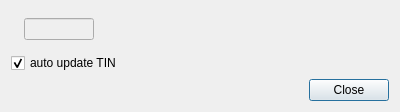
Old version of the form Mesher/tinEditorUi/hdtineditoruidialog.ui in the repository vcloarec/ReosProject.
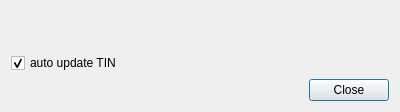
New version of the form.

```diff
--- a/Mesher/tinEditorUi/hdtineditoruidialog.ui
+++ b/Mesher/tinEditorUi/hdtineditoruidialog.ui
@@ -21,54 +21,20 @@
     <layout class="QHBoxLayout" name="layoutAction"/>
    </item>
    <item>
-    <layout class="QHBoxLayout" name="horizontalZpecifier">
-     <item>
-      <widget class="QLabel" name="entryPrefix">
-       <property name="text">
-        <string/>
-       </property>
-      </widget>
+    <layout class="QVBoxLayout" name="zSpecifierLayout"/>
      </item>
      <item>
-      <widget class="QLineEdit" name="lineEdit">
-       <property name="enabled">
-        <bool>false</bool>
-       </property>
-       <property name="maximumSize">
-        <size>
-         <width>70</width>
-         <height>16777215</height>
-        </size>
-       </property>
-       <property name="clearButtonEnabled">
-        <bool>false</bool>
-       </property>
-      </widget>
-     </item>
-     <item>
-      <widget class="QLabel" name="entrySuffix">
-       <property name="text">
-        <string/>
-       </property>
-      </widget>
-     </item>
-     <item>
-      <spacer name="horizontalSpacer">
+    <spacer name="verticalSpacer">
        <property name="orientation">
-        <enum>Qt::Horizontal</enum>
+      <enum>Qt::Vertical</enum>
        </property>
        <property name="sizeHint" stdset="0">
         <size>
-         <width>40</width>
-         <height>20</height>
+       <width>20</width>
+       <height>40</height>
         </size>
        </property>
       </spacer>
-     </item>
-    </layout>
-   </item>
-   <item>
-    <layout class="QVBoxLayout" name="zSpecifierLayout"/>
    </item>
    <item>
     <widget class="QCheckBox" name="checkBoxAutoUpdate">
```
Lines whose indentation alone changed are shown as unchanged.
